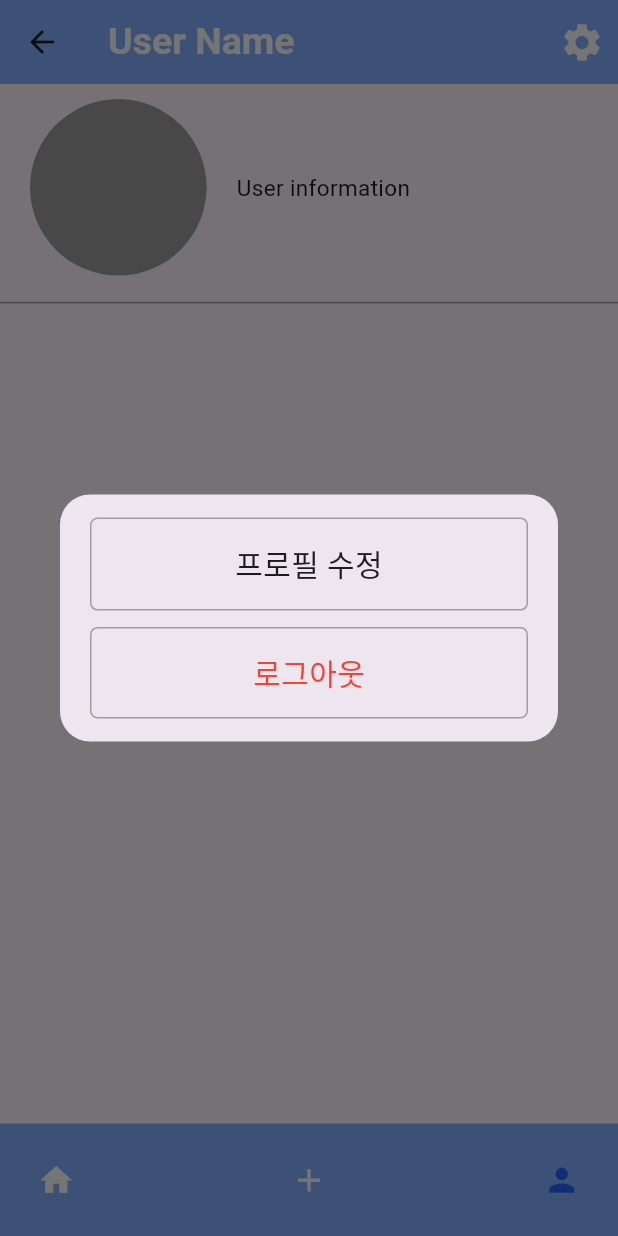
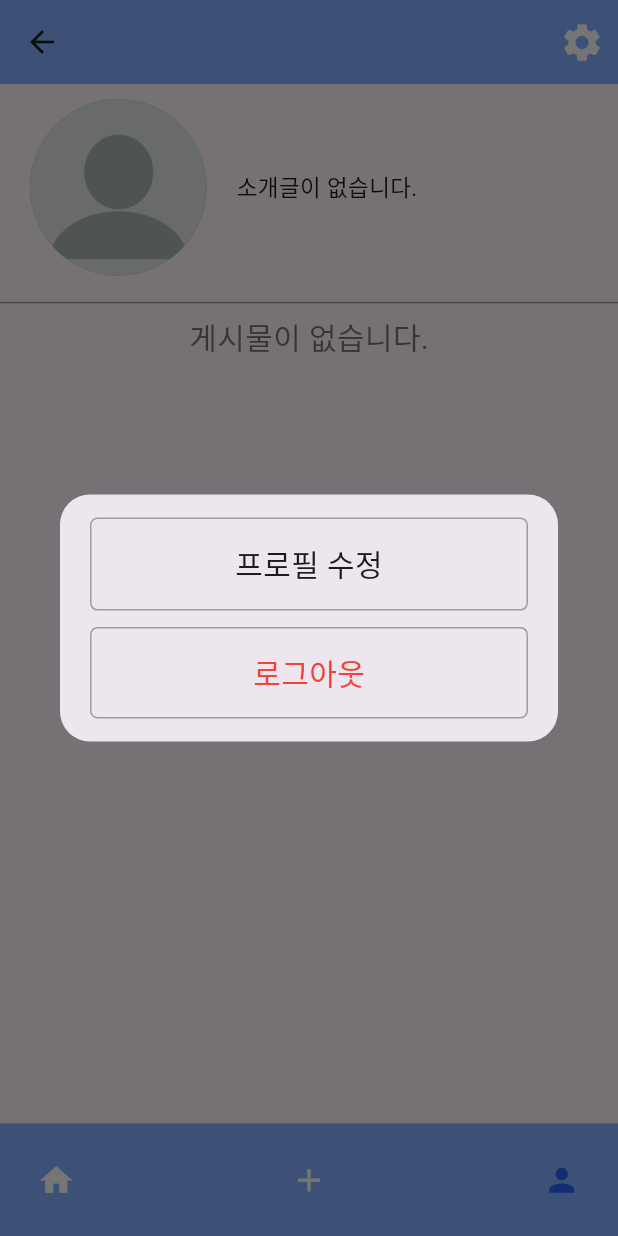
Before and after one commit to alsdnd336/to_do_list, a Flutter app: the MainScreen screen opened by its route, item 3 of the bottom bar chosen, after a tap on the "settings" icon, on a phone screen of 412 x 824 dp. Run offline on Flutter 3.47's test engine with Material 2 defaults, Android fonts, the phone set to English and light mode, and no system bars; drawn by our look-alikes of google_nav_bar; our stand-ins replace cloud_firestore, file_picker, firebase_auth, firebase_core, google_sign_in, image_picker; missing offline and left inert: pluto_menu_bar; accounts and stored records are empty; statements that could not run were skipped.

Commit message:
Profile clear

```diff
--- a/lib/main.dart
+++ b/lib/main.dart
@@ -50,8 +50,7 @@ class MyApp extends StatelessWidget {
           MainScreen.routeName: (context) => const MainScreen(),
           PostingScreen.routeName: (context) => const PostingScreen(),
 
-        },
-
+      },
     );
   }
 }
--- a/lib/main/main_screen.dart
+++ b/lib/main/main_screen.dart
@@ -36,7 +36,7 @@ class _MainScreenState extends State<MainScreen> {
           activeColor: Colors.blueAccent[700],
           iconSize: 25,
           tabs: const [
-            GButton(icon: Icons.home, ),
+            GButton(icon: Icons.home,),
             GButton(icon: Icons.add),
             GButton(icon: Icons.person),
           ],
--- a/lib/main/profile_screen/profile_screen.dart
+++ b/lib/main/profile_screen/profile_screen.dart
@@ -1,10 +1,13 @@
-import 'dart:async';
+import 'dart:io';
 
 import 'package:cloud_firestore/cloud_firestore.dart';
 import 'package:firebase_auth/firebase_auth.dart';
 import 'package:flutter/material.dart';
 import 'package:provider/provider.dart';
 import 'package:to_do_list/component/posting_widget.dart';
+import 'package:to_do_list/main/profile_screen/profile_adjustment.dart';
+import 'package:to_do_list/provider/home_screen_provider.dart';
+import 'package:to_do_list/provider/main_screen_provider.dart';
 import 'package:to_do_list/provider/userPosts_provider.dart';
 
 class ProfileScreen extends StatefulWidget {
@@ -16,10 +19,15 @@ class ProfileScreen extends StatefulWidget {
 
 class _ProfileScreenState extends State<ProfileScreen> {
   late UserPosts_Provider _userPosts_Provider;
+  late Main_screen_provider _main_screen_provider;
 
   String uid = FirebaseAuth.instance.currentUser!.uid;
   bool serverData = false;
   List userPosts = [];
+
+  late String userName;
+  late String userProfile;
+  late String userInformation;
 
   // Displaying User Information
   Widget profileWidget() {
@@ -28,19 +36,27 @@ class _ProfileScreenState extends State<ProfileScreen> {
       child: Row(
         children: [
           CircleAvatar(
+            backgroundImage: userProfile == '' ? const AssetImage('images/profile_basic_image.png') : FileImage(File(userProfile)) as ImageProvider ,
             backgroundColor: Colors.grey,
             radius: MediaQuery.of(context).size.width / 7,
           ),
           const SizedBox(width: 20,),
           Column(
+
             crossAxisAlignment: CrossAxisAlignment.start,
             children: [
-              Text('User information', style: const TextStyle(fontSize: 15),),
+              Text(userInformation == '' ? '소개글이 없습니다.' : userInformation , style: const TextStyle(fontSize: 15),),
             ],
           ),
         ],
       ),
     );
+  }
+
+  void logOut() async {
+    await FirebaseAuth.instance.signOut();
+    Navigator.pushNamedAndRemoveUntil(context, '/', (route) => false);
+    _main_screen_provider.setCurrentIndex(0);
   }
 
   void settingDialog() {
@@ -53,16 +69,19 @@ class _ProfileScreenState extends State<ProfileScreen> {
             borderRadius: BorderRadius.circular(20),
           ),
           child: Container(
-
             width: MediaQuery.of(context).size.width - 50,
             height: MediaQuery.of(context).size.height / 5,
             padding: const EdgeInsets.symmetric(horizontal: 20, vertical: 10),
-
             child: Column(
               mainAxisAlignment: MainAxisAlignment.spaceAround,
               children: [
-                settingItem(const Text('프로필 수정', style: TextStyle(fontSize: 20),) , () {}),
-                settingItem(const Text('로그아웃', style: TextStyle(fontSize: 20, color: Colors.red)), (){})
+                settingItem(const Text('프로필 수정', style: TextStyle(fontSize: 20),) , () {
+                  Navigator.pop(context);
+                  Navigator.push(context, MaterialPageRoute(builder: (context){
+                    return ProfileAdjustment(userProfile: userProfile, userName: userName, userInformation: userInformation,);
+                  }));
+                }),
+                settingItem(const Text('로그아웃', style: TextStyle(fontSize: 20, color: Colors.red)), logOut)
               ],
             ),
           ),
@@ -87,9 +106,24 @@ class _ProfileScreenState extends State<ProfileScreen> {
     );
   }
 
+
+  @override
+  void initState() {
+    // get a user Information
+    FirebaseFirestore.instance.collection('userInformation').doc(uid).get().then((value) {
+      final jsonData = value.data() as Map<String, dynamic>;
+      userName = jsonData['name'];
+      userProfile = jsonData['userProfile'];
+      userInformation = jsonData['userInformation'];
+      print(userName);
+    });
+    super.initState();
+  }
+
   @override
   void didChangeDependencies() {
     _userPosts_Provider = Provider.of<UserPosts_Provider>(context, listen: false);
+    _main_screen_provider = Provider.of<Main_screen_provider>(context, listen: false);
     super.didChangeDependencies();
   }
 
@@ -105,7 +139,7 @@ class _ProfileScreenState extends State<ProfileScreen> {
               SliverAppBar(
                 centerTitle: false,
                 backgroundColor: Colors.blueAccent[100],
-                title: const Text('User Name', style: TextStyle(color: Colors.white, fontWeight: FontWeight.bold, fontSize: 25),),
+                title: Text(userName , style: const TextStyle(color: Colors.white, fontWeight: FontWeight.bold, fontSize: 25),),
                 actions: [
                   IconButton(
                     onPressed: settingDialog,
@@ -118,6 +152,12 @@ class _ProfileScreenState extends State<ProfileScreen> {
               ),
               const SliverToBoxAdapter(
                 child:  Divider(thickness: 1, color: Colors.grey,),
+              ),
+              if(Provider.of<UserPosts_Provider>(context).userPosts.isEmpty)
+              const SliverToBoxAdapter(
+                child: Center(
+                  child: Text('게시물이 없습니다.', style: TextStyle(fontSize: 20, color: Colors.black54),),
+                ),
               ),
               SliverList(
                 delegate: SliverChildBuilderDelegate(
--- a/lib/provider/userPosts_provider.dart
+++ b/lib/provider/userPosts_provider.dart
@@ -11,10 +11,10 @@ class UserPosts_Provider extends ChangeNotifier {
     userPosts = [];
     await FirebaseFirestore.instance.collection('userPosting').doc('userPosting').collection(uid).get().then((value) {
       value.docs.forEach((element) {
-
         userPosts.add(element.data());
       });
     });
+
     notifyListeners();
   }
 }
--- a/pubspec.yaml
+++ b/pubspec.yaml
@@ -73,6 +73,7 @@ flutter:
     - images/apple.png
     - images/google.png
     - assets/music.mp3
+    - images/profile_basic_image.png
   # An image asset can refer to one or more resolution-specific "variants", see
   # https://flutter.dev/assets-and-images/#resolution-aware
 
```
Also changed, not shown: lib/component/posting_widget.dart (+9 -2 lines), lib/login/signup_screen.dart (+8 -5 lines), lib/main/contnets_screen/content_screen.dart (added, +25 -0 lines), lib/main/posting_screen/details_screen.dart (+40 -8 lines), lib/main/profile_screen/profile_adjustment.dart (added, +171 -0 lines), lib/provider/to_do_list_Provider.dart (deleted, +0 -11 lines), images/profile_basic_image.png (added).
